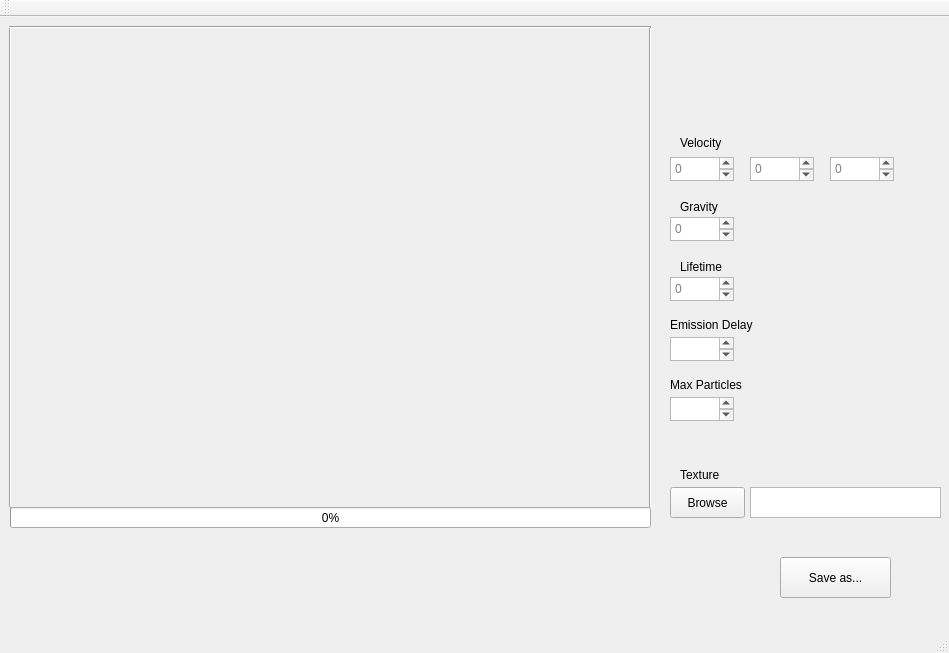
First picture: the form in TA_ParticleEditor/TA_ParticleEditor/particleeditor.ui, repository Stureplan/TA_ParticleEditor, before the edit.
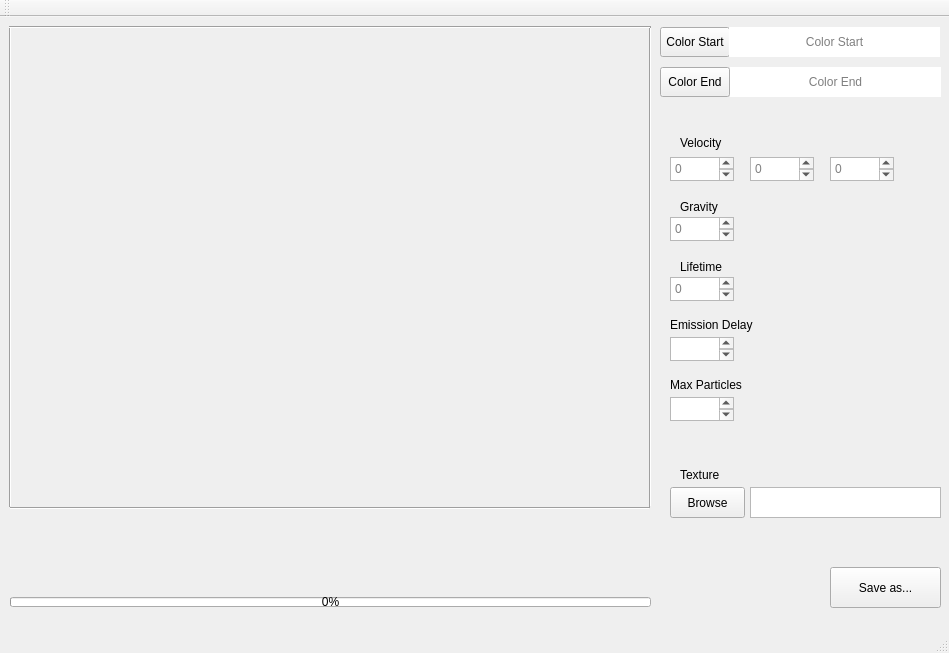
Second picture: the form after the edit. Custom widgets are drawn as their Qt base class.

Commit message: New UI Start/End Colors, replaced POSITION with VECTOR3

```diff
--- a/TA_ParticleEditor/TA_ParticleEditor/particleeditor.ui
+++ b/TA_ParticleEditor/TA_ParticleEditor/particleeditor.ui
@@ -27,10 +27,10 @@
    <widget class="QLabel" name="label_ParticleInfo">
     <property name="geometry">
      <rect>
-      <x>660</x>
-      <y>10</y>
-      <width>200</width>
-      <height>171</height>
+      <x>10</x>
+      <y>500</y>
+      <width>361</width>
+      <height>71</height>
      </rect>
     </property>
     <property name="font">
@@ -254,9 +254,9 @@
     <property name="geometry">
      <rect>
       <x>10</x>
-      <y>490</y>
+      <y>580</y>
       <width>641</width>
-      <height>21</height>
+      <height>10</height>
      </rect>
     </property>
     <property name="value">
@@ -275,8 +275,8 @@
    <widget class="QPushButton" name="savePS">
     <property name="geometry">
      <rect>
-      <x>780</x>
-      <y>540</y>
+      <x>830</x>
+      <y>550</y>
       <width>111</width>
       <height>41</height>
      </rect>
@@ -324,6 +324,116 @@
      <string>Texture</string>
     </property>
    </widget>
+   <widget class="QPushButton" name="colorInBtn">
+    <property name="geometry">
+     <rect>
+      <x>660</x>
+      <y>10</y>
+      <width>70</width>
+      <height>30</height>
+     </rect>
+    </property>
+    <property name="text">
+     <string>Color Start</string>
+    </property>
+   </widget>
+   <widget class="QLineEdit" name="colorInDisplay">
+    <property name="geometry">
+     <rect>
+      <x>729</x>
+      <y>10</y>
+      <width>211</width>
+      <height>30</height>
+     </rect>
+    </property>
+    <property name="font">
+     <font>
+      <kerning>true</kerning>
+     </font>
+    </property>
+    <property name="cursor">
+     <cursorShape>IBeamCursor</cursorShape>
+    </property>
+    <property name="focusPolicy">
+     <enum>Qt::NoFocus</enum>
+    </property>
+    <property name="contextMenuPolicy">
+     <enum>Qt::NoContextMenu</enum>
+    </property>
+    <property name="text">
+     <string/>
+    </property>
+    <property name="frame">
+     <bool>false</bool>
+    </property>
+    <property name="alignment">
+     <set>Qt::AlignCenter</set>
+    </property>
+    <property name="readOnly">
+     <bool>true</bool>
+    </property>
+    <property name="placeholderText">
+     <string>Color Start</string>
+    </property>
+   </widget>
+   <widget class="QLineEdit" name="colorOutDisplay">
+    <property name="geometry">
+     <rect>
+      <x>730</x>
+      <y>50</y>
+      <width>211</width>
+      <height>30</height>
+     </rect>
+    </property>
+    <property name="font">
+     <font>
+      <kerning>true</kerning>
+     </font>
+    </property>
+    <property name="cursor">
+     <cursorShape>IBeamCursor</cursorShape>
+    </property>
+    <property name="mouseTracking">
+     <bool>false</bool>
+    </property>
+    <property name="focusPolicy">
+     <enum>Qt::NoFocus</enum>
+    </property>
+    <property name="contextMenuPolicy">
+     <enum>Qt::NoContextMenu</enum>
+    </property>
+    <property name="text">
+     <string/>
+    </property>
+    <property name="frame">
+     <bool>false</bool>
+    </property>
+    <property name="alignment">
+     <set>Qt::AlignCenter</set>
+    </property>
+    <property name="readOnly">
+     <bool>true</bool>
+    </property>
+    <property name="placeholderText">
+     <string>Color End</string>
+    </property>
+    <property name="clearButtonEnabled">
+     <bool>false</bool>
+    </property>
+   </widget>
+   <widget class="QPushButton" name="colorOutBtn">
+    <property name="geometry">
+     <rect>
+      <x>660</x>
+      <y>50</y>
+      <width>70</width>
+      <height>30</height>
+     </rect>
+    </property>
+    <property name="text">
+     <string>Color End</string>
+    </property>
+   </widget>
   </widget>
   <widget class="QMenuBar" name="menuBar">
    <property name="geometry">
```
Left out of the diff: 37 changed lines with no effect on the pictures. The commit also changes 15 other files.
